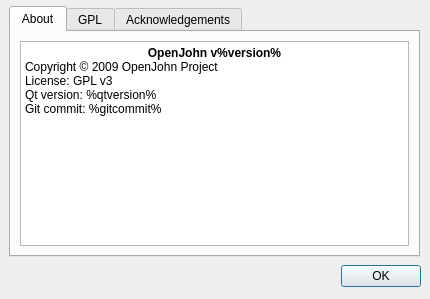
First picture: the form in src/aboutdialog.ui, repository plus7/openjohn, before the edit.
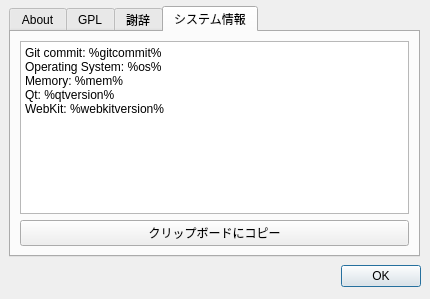
Second picture: the form after the edit. The open tabs and pages were chosen to show the change. Icons and pictures are not drawn.

Commit message: add System Info tab

Diff of the .ui file:
```diff
--- a/src/aboutdialog.ui
+++ b/src/aboutdialog.ui
@@ -194,7 +194,7 @@
    </widget>
    <widget class="QWidget" name="tab_3">
     <attribute name="title">
-     <string>Acknowledgements</string>
+     <string>謝辞</string>
     </attribute>
     <layout class="QVBoxLayout" name="verticalLayout_2">
      <item>
@@ -202,6 +202,36 @@
      </item>
     </layout>
    </widget>
+   <widget class="QWidget" name="tab_4">
+    <attribute name="title">
+     <string>システム情報</string>
+    </attribute>
+    <layout class="QVBoxLayout" name="verticalLayout_4">
+     <item>
+      <widget class="QTextBrowser" name="textBrowser_sysinfo">
+       <property name="html">
+        <string>&lt;!DOCTYPE HTML PUBLIC &quot;-//W3C//DTD HTML 4.0//EN&quot; &quot;http://www.w3.org/TR/REC-html40/strict.dtd&quot;&gt;
+&lt;html&gt;&lt;head&gt;&lt;meta name=&quot;qrichtext&quot; content=&quot;1&quot; /&gt;&lt;style type=&quot;text/css&quot;&gt;
+p, li { white-space: pre-wrap; }
+&lt;/style&gt;&lt;/head&gt;&lt;body style=&quot; font-family:'MS UI Gothic'; font-size:9pt; font-weight:400; font-style:normal;&quot;&gt;
+&lt;p style=&quot; margin-top:0px; margin-bottom:0px; margin-left:0px; margin-right:0px; -qt-block-indent:0; text-indent:0px;&quot;&gt;Git commit: %gitcommit%&lt;/p&gt;
+&lt;p style=&quot; margin-top:0px; margin-bottom:0px; margin-left:0px; margin-right:0px; -qt-block-indent:0; text-indent:0px;&quot;&gt;Operating System: %os%&lt;/p&gt;
+&lt;p style=&quot; margin-top:0px; margin-bottom:0px; margin-left:0px; margin-right:0px; -qt-block-indent:0; text-indent:0px;&quot;&gt;Memory: %mem%&lt;/p&gt;
+&lt;p style=&quot; margin-top:0px; margin-bottom:0px; margin-left:0px; margin-right:0px; -qt-block-indent:0; text-indent:0px;&quot;&gt;Qt: %qtversion%&lt;/p&gt;
+&lt;p style=&quot; margin-top:0px; margin-bottom:0px; margin-left:0px; margin-right:0px; -qt-block-indent:0; text-indent:0px;&quot;&gt;WebKit: %webkitversion%&lt;/p&gt;
+&lt;p style=&quot;-qt-paragraph-type:empty; margin-top:0px; margin-bottom:0px; margin-left:0px; margin-right:0px; -qt-block-indent:0; text-indent:0px;&quot;&gt;&lt;/p&gt;&lt;/body&gt;&lt;/html&gt;</string>
+       </property>
+      </widget>
+     </item>
+     <item>
+      <widget class="QPushButton" name="copySysInfoButton">
+       <property name="text">
+        <string>クリップボードにコピー</string>
+       </property>
+      </widget>
+     </item>
+    </layout>
+   </widget>
   </widget>
  </widget>
  <resources/>
```
